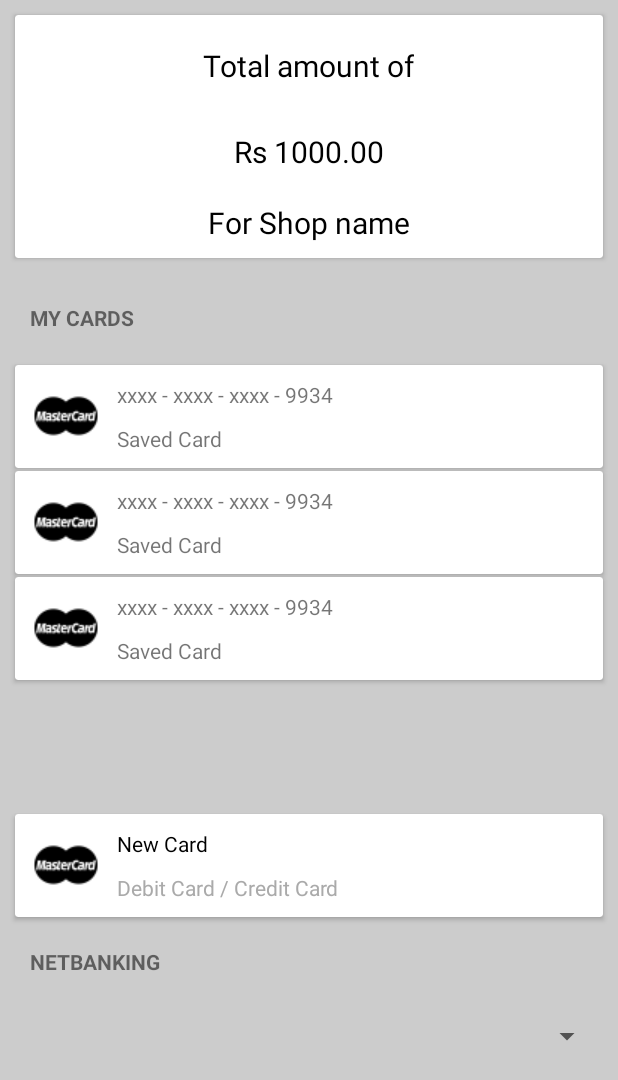
After one commit to snithishkumar/Android, an Android app: the layout payment_option_fragment.xml on its own in the app's theme, with its tools: preview values and no code run, on a phone screen of 412 x 824 dp. The commit adds this screen. Shown: the top 1080 px of the screen. Run offline under Robolectric (Android 15) with nearby library versions, the phone set to English and light mode, and no system bars.

Commit message:
payment screen added

```diff
--- a/MobilePay/app/src/main/java/co/in/mobilepay/view/activities/HomeActivity.java
+++ b/MobilePay/app/src/main/java/co/in/mobilepay/view/activities/HomeActivity.java
@@ -21,7 +21,6 @@ import co.in.mobilepay.service.CardService;
 import co.in.mobilepay.service.PurchaseService;
 import co.in.mobilepay.service.impl.CardServiceImpl;
 import co.in.mobilepay.service.impl.PurchaseServiceImpl;
-import co.in.mobilepay.sync.MobilePaySyncAdapter;
 import co.in.mobilepay.view.adapters.PurchaseListAdapter;
 import co.in.mobilepay.view.fragments.NewCardFragment;
 import co.in.mobilepay.view.fragments.SaveCardsFragment;
@@ -50,11 +49,11 @@ public class HomeActivity extends AppCompatActivity implements PurchaseListAdapt
         try{
             purchaseService = new PurchaseServiceImpl(this);
 
-            Account account = MobilePaySyncAdapter.getSyncAccount(this);
+            /*Account account = co.in.mobilepay.sync.MobilePaySyncAdapter.getSyncAccount(this);
             ContentResolver.setIsSyncable(account,getString(R.string.auth_type),1);
             ContentResolver.setSyncAutomatically(account, getString(R.string.auth_type), true);
             ContentResolver.addPeriodicSync(account, getString(R.string.auth_type), Bundle.EMPTY, 60);
-            cardService = new CardServiceImpl(this);
+            cardService = new CardServiceImpl(this);*/
         }catch (Exception e){
             e.printStackTrace();
 
--- a/MobilePay/app/src/main/res/layout/fragment_product_list.xml
+++ b/MobilePay/app/src/main/res/layout/fragment_product_list.xml
@@ -9,6 +9,7 @@
         android:id="@+id/shop_details_layout"
         android:layout_width="match_parent"
         android:layout_height="150dp"
+        android:onClick="viewShopDetails"
         android:background="@color/lightgrey">
         <TextView
             android:id="@+id/shop_name"
--- /dev/null
+++ b/MobilePay/app/src/main/res/layout/payment_option_fragment.xml
@@ -0,0 +1,115 @@
+<?xml version="1.0" encoding="utf-8"?>
+<ScrollView xmlns:android="http://schemas.android.com/apk/res/android"
+    xmlns:tools="http://schemas.android.com/tools"
+    android:layout_width="match_parent"
+    android:layout_height="match_parent"
+    xmlns:app="http://schemas.android.com/apk/res-auto"
+    android:background="@color/colorgrey">
+    <LinearLayout
+        android:layout_width="match_parent"
+        android:layout_height="match_parent"
+        android:orientation="vertical">
+    <android.support.v7.widget.CardView
+        android:layout_width="match_parent"
+        android:layout_height="wrap_content"
+        android:layout_margin="10dp"
+        tools:context=".activities.MainActivity">
+        <LinearLayout
+            android:layout_width="match_parent"
+            android:layout_height="wrap_content"
+            android:orientation="vertical">
+        <TextView
+            android:layout_width="wrap_content"
+            android:layout_height="wrap_content"
+            android:text="Total amount of"
+            android:layout_margin="20dp"
+            android:layout_gravity="center_horizontal"
+            android:textSize="20sp"
+            android:textColor="@android:color/black"/>
+        <TextView
+            android:layout_width="wrap_content"
+            android:layout_height="wrap_content"
+            android:text="Rs 1000.00"
+            android:layout_margin="10dp"
+            android:layout_gravity="center_horizontal"
+            android:textSize="20sp"
+            android:textColor="@android:color/black"/>
+            <TextView
+                android:layout_width="wrap_content"
+                android:layout_height="wrap_content"
+                android:text="For Shop name"
+                android:layout_margin="10dp"
+                android:layout_gravity="center_horizontal"
+                android:textSize="20sp"
+                android:textColor="@android:color/black"/>
+        </LinearLayout>
+        </android.support.v7.widget.CardView>
+    <TextView
+        android:id="@+id/save_card_header"
+        android:layout_width="wrap_content"
+        android:layout_height="wrap_content"
+        android:text="MY CARDS"
+        android:textStyle="bold"
+        android:layout_margin="20dp"/>
+
+    <android.support.v7.widget.RecyclerView
+        android:id="@+id/save_card_list"
+        android:name="co.in.mobilepay.view.fragments.PaymentCardFragment"
+        android:layout_width="match_parent"
+        android:layout_height="300dp"
+        app:layoutManager="LinearLayoutManager"
+        android:layout_below="@+id/save_card_header"
+        tools:context=".view.fragments.SaveCardsFragment"
+        tools:listitem="@layout/adapt_save_card_list"
+        android:layout_above="@+id/save_card_create"/>
+
+        <android.support.v7.widget.CardView
+            android:layout_width="match_parent"
+            android:layout_height="wrap_content"
+            android:layout_marginLeft="10dp"
+            android:layout_marginRight="10dp"
+            android:layout_marginTop="1dp"
+            tools:context=".activities.MainActivity">
+            <RelativeLayout
+                android:layout_width="match_parent"
+                android:layout_height="wrap_content">
+            <ImageView
+                android:id="@+id/card_image"
+                android:layout_width="wrap_content"
+                android:layout_height="wrap_content"
+                android:layout_centerVertical="true"
+                android:background="@mipmap/master_card"
+                android:layout_marginLeft="10dp"/>
+            <TextView
+                android:id="@+id/new_card_text"
+                android:layout_width="wrap_content"
+                android:layout_height="wrap_content"
+                android:layout_toRightOf="@+id/card_image"
+                android:layout_margin="10dp"
+                android:textColor="@android:color/black"
+                android:text="New Card"/>
+                <TextView
+                    android:layout_width="wrap_content"
+                    android:layout_height="wrap_content"
+                    android:layout_toRightOf="@+id/card_image"
+                    android:layout_below="@+id/new_card_text"
+                    android:layout_marginLeft="10dp"
+                    android:layout_marginBottom="10dp"
+                    android:textColor="@android:color/darker_gray"
+                    android:text="Debit Card / Credit Card"/>
+            </RelativeLayout>
+            </android.support.v7.widget.CardView>
+        <TextView
+            android:layout_width="wrap_content"
+            android:layout_height="wrap_content"
+            android:text="NETBANKING"
+            android:textStyle="bold"
+            android:layout_margin="20dp"/>
+        <Spinner
+            android:layout_width="match_parent"
+            android:layout_height="40dp"
+            android:layout_marginLeft="10dp"
+            android:layout_marginRight="10dp"
+            android:layout_marginBottom="10dp"></Spinner>
+    </LinearLayout>
+    </ScrollView>
```
Also changed, not shown: MobilePay/app/src/main/java/co/in/mobilepay/view/activities/PurchaseDetailsActivity.java (+11 -1 lines), MobilePay/app/src/main/java/co/in/mobilepay/view/fragments/ShopDetailsFragment.java (added, +28 -0 lines), MobilePay/app/src/main/res/layout/payment_success_fragment.xml (added, +32 -0 lines), MobilePay/app/src/main/res/layout/shop_details.xml (added, +70 -0 lines), MobilePay/app/src/main/res/mipmap-mdpi/tick_green.png (added).
